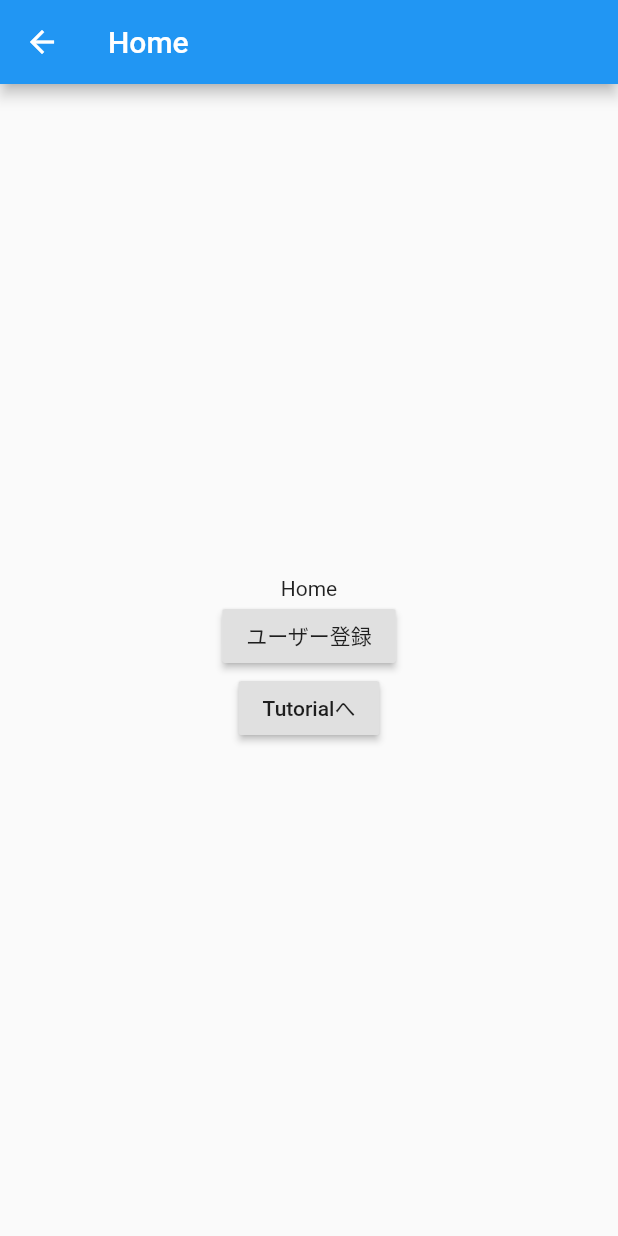
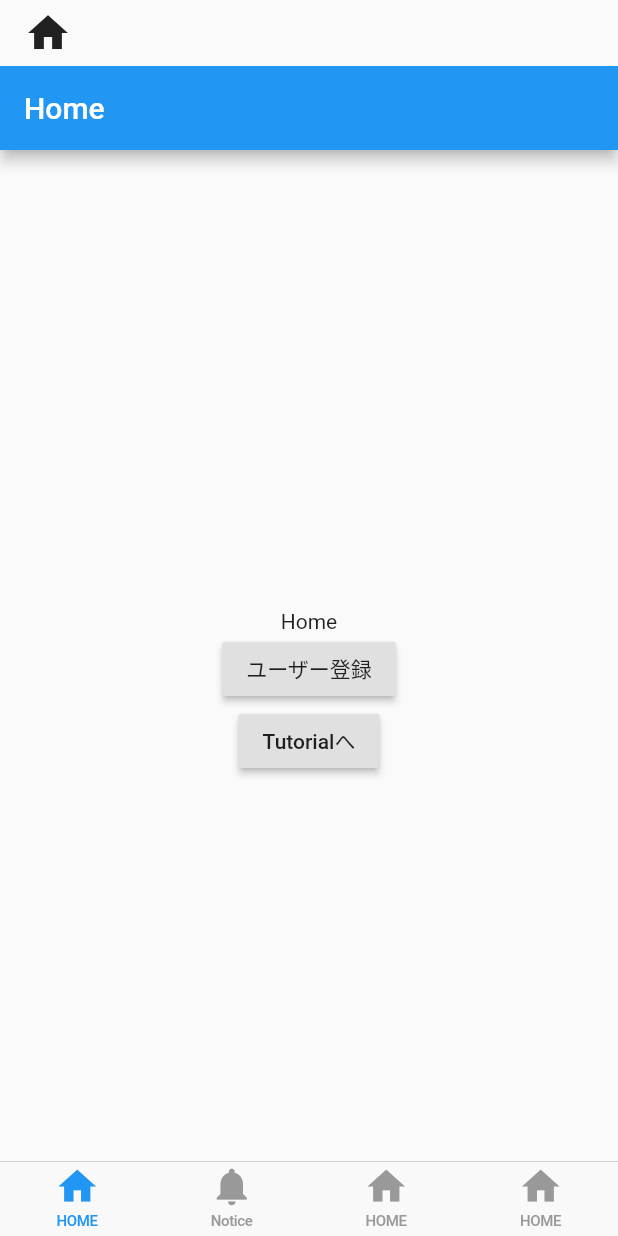
Before and after one commit to mashita1023/flutter-sample-app, a Flutter app: the HomePage screen opened by its route, on a phone screen of 412 x 824 dp. Run offline on Flutter 3.47's test engine with Material 2 defaults, Android fonts, the phone set to English and light mode, and no system bars; our stand-ins replace shared_preferences; missing offline and left inert: fa_stepper; accounts and stored records are empty.

Commit message:
[mod] create footer

```diff
--- /dev/null
+++ b/lib/footer.dart
@@ -0,0 +1,48 @@
+import 'package:flutter/material.dart';
+
+class Footer extends StatefulWidget{
+  const Footer();
+
+  @override
+  _FooterState createState() => _FooterState();
+}
+
+class _FooterState extends State<Footer> {
+  int _selectedIndex = 0;
+
+  final _bottomNavigationBarItems = [
+    BottomNavigationBarItem(
+      icon: Icon(Icons.home),
+      title: Text('HOME')
+    ),
+    BottomNavigationBarItem(
+        icon: Icon(Icons.home),
+        title: Text('HOME')
+    ),
+    BottomNavigationBarItem(
+        icon: Icon(Icons.home),
+        title: Text('HOME')
+    ),
+    BottomNavigationBarItem(
+        icon: Icon(Icons.home),
+        title: Text('HOME')
+    ),
+  ];
+
+  void _onItemTapped(e){
+    setState(() {
+      _selectedIndex = e;
+    });
+  }
+
+  @override
+  Widget build(BuildContext context) {
+    return BottomNavigationBar(
+      type: BottomNavigationBarType.fixed,
+      items: _bottomNavigationBarItems,
+      currentIndex: _selectedIndex,
+      onTap: _onItemTapped,
+      selectedItemColor: Colors.blue,
+    );
+  }
+}
--- a/lib/homepage.dart
+++ b/lib/homepage.dart
@@ -1,4 +1,9 @@
+import 'package:flutter/cupertino.dart';
 import 'package:flutter/material.dart';
+
+import 'package:peer_route_app/footer.dart';
+import 'package:peer_route_app/notification.dart';
+import 'package:peer_route_app/register_user.dart';
 
 class HomePage extends StatefulWidget {
   @override
@@ -9,10 +14,58 @@ class _HomePageState extends State<HomePage> {
 
   @override
   Widget build(BuildContext context) {
+    return CupertinoTabScaffold(
+      tabBar: CupertinoTabBar(
+        items: const <BottomNavigationBarItem> [
+          BottomNavigationBarItem(
+              icon: Icon(Icons.home),
+              title: Text('HOME')
+          ),
+          BottomNavigationBarItem(
+              icon: Icon(Icons.notifications),
+              title: Text('Notice')
+          ),
+          BottomNavigationBarItem(
+              icon: Icon(Icons.home),
+              title: Text('HOME')
+          ),
+          BottomNavigationBarItem(
+              icon: Icon(Icons.home),
+              title: Text('HOME')
+          ),
+        ],
+      ),
+      tabBuilder: (context, index){
+        switch (index) {
+          case 0:
+            return CupertinoTabView(builder: (context){
+              return CupertinoPageScaffold(
+                  navigationBar: CupertinoNavigationBar(
+                    leading: Icon(Icons.home),
+                  ),
+                  child: Home(),
+              );
+            });
+          case 1:
+            return CupertinoTabView(builder: (context){
+              return CupertinoPageScaffold(
+                navigationBar: CupertinoNavigationBar(
+                  leading: Icon(Icons.notifications),
+                ),
+                child: NotificationPage(),
+              );
+            });
+        }
+      }
+    );
+  }
+/*
+  Widget build(BuildContext context) {
     return Scaffold(
       appBar: AppBar(
         title: Text('Home'),
       ),
+      bottomNavigationBar: Footer(),
       body: Center(
         child: Column(
           mainAxisAlignment: MainAxisAlignment.center,
@@ -33,4 +86,41 @@ class _HomePageState extends State<HomePage> {
       ),
     );
   }
+*/
 }
+
+class Home extends StatefulWidget {
+  @override
+  _HomeState createState() => _HomeState();
+}
+
+class _HomeState extends State<Home> {
+  @override
+  Widget build(BuildContext context) {
+    return Scaffold(
+      appBar: AppBar(
+        title: Text('Home'),
+      ),
+      body: Center(
+        child: Column(
+          mainAxisAlignment: MainAxisAlignment.center,
+          children: <Widget>[
+            Text(
+              'Home',
+            ),
+            RaisedButton(
+//              onPressed: () => Navigator.of(context).pushNamed('/register_user'),
+              onPressed: () => Navigator.of(context).push(MaterialPageRoute(builder: (context){return RegisterUser();})),
+              child: Text('ユーザー登録'),
+            ),
+            RaisedButton(
+              onPressed: () => Navigator.of(context).pushNamed('/tutorial'),
+              child: Text('Tutorialへ'),
+            ),
+          ],
+        ),
+      ),
+    );
+  }
+
+}
--- a/lib/main.dart
+++ b/lib/main.dart
@@ -67,11 +67,11 @@ class _SplashState extends State<Splash> {
           title: "Splash",
           home: homeWidget,
           routes: <String, WidgetBuilder> {
-            '/home': (_) => new HomePage(),
+            '/homepage': (_) => new HomePage(),
             '/tutorial': (_) => new Tutorial(),
             '/register_user': (_) => new RegisterUser(),
+            '/home': (_) => new Home(),
           },
-
         );
         return app;
       },
```
Also changed, not shown: lib/notification.dart (added, +18 -0 lines).
